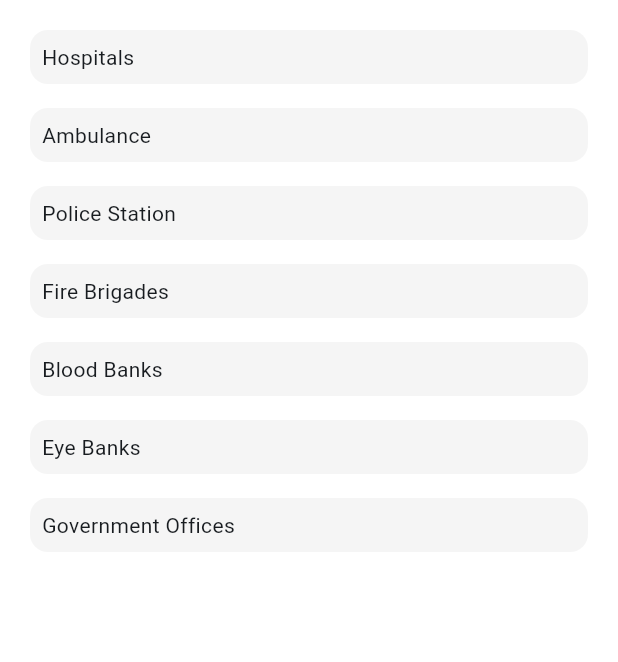
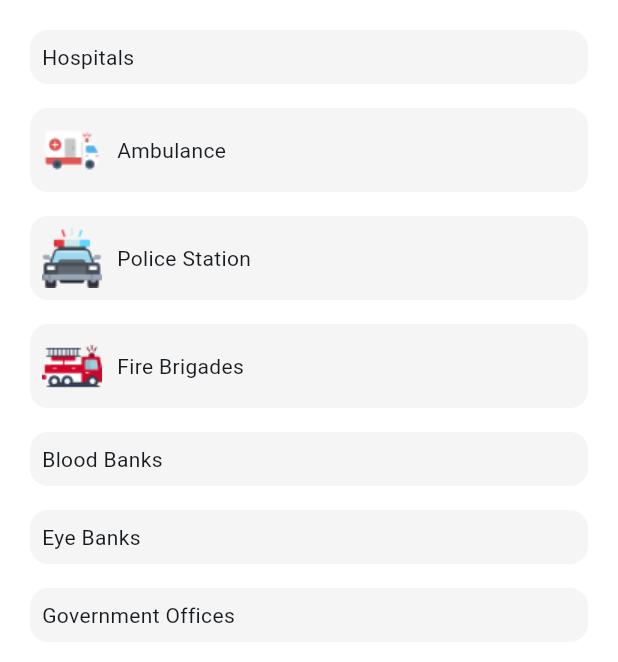
Before and after one commit to ASCENTechIndia/VVCMC_CItizen_App, a Flutter app: the ServicesScreen widget shown alone on an empty page, opened directly with empty values, after a tap on "Emergency Numbers", on a phone screen of 412 x 824 dp. Shown: the top 662 px of the screen. Run offline on Flutter 3.47's test engine with Material 3 defaults, Android fonts, the phone set to English and light mode, and no system bars; our stand-ins replace get_it, image_picker, location, permission_handler, shared_preferences, webview_flutter; missing offline and left inert: flutter_downloader; accounts and stored records are empty; generated files the repository leaves out were written again; network calls fail.

Commit message:
add icons

```diff
--- a/lib/feature/services_screen.dart
+++ b/lib/feature/services_screen.dart
@@ -576,7 +576,10 @@ class _ServicesScreenState extends State<ServicesScreen> {
                   const SizedBox(height: 20),
                   Text(
                     "${localizations.email}: commissioner.vvmc@gov.in",
-                    style: const TextStyle(fontWeight: FontWeight.bold, fontSize: 16),
+                    style: const TextStyle(
+                      fontWeight: FontWeight.bold,
+                      fontSize: 16,
+                    ),
                   ),
                   const SizedBox(height: 20),
                   Text(localizations.commissionerMessageContent),
@@ -735,18 +738,21 @@ class _ServicesScreenState extends State<ServicesScreen> {
           ),
           const SizedBox(height: 8),
           CardWidget(
+            icon: Image.asset("assets/icons/ambulance.png"),
             title: Text(localizations.ambulance),
             onTap: () =>
                 Navigator.of(context).pushNamed("emergency_numbers/ambulance"),
           ),
           const SizedBox(height: 8),
           CardWidget(
+            icon: Image.asset("assets/icons/police.png"),
             title: Text(localizations.policeStation),
             onTap: () => Navigator.of(context)
                 .pushNamed("emergency_numbers/police_station"),
           ),
           const SizedBox(height: 8),
           CardWidget(
+            icon: Image.asset("assets/icons/fire-brigade.png"),
             title: Text(localizations.fireBrigades),
             onTap: () => Navigator.of(context)
                 .pushNamed("emergency_numbers/fire_brigades"),
@@ -787,7 +793,10 @@ class _ServicesScreenState extends State<ServicesScreen> {
               child: Column(
                 crossAxisAlignment: CrossAxisAlignment.start,
                 children: [
-                  Text(localizations.aboutContent, style: const TextStyle(fontSize: 16)),
+                  Text(
+                    localizations.aboutContent,
+                    style: const TextStyle(fontSize: 16),
+                  ),
                 ],
               ),
             ),
```
